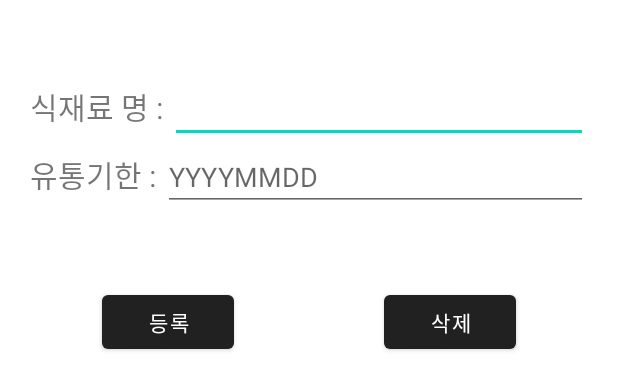
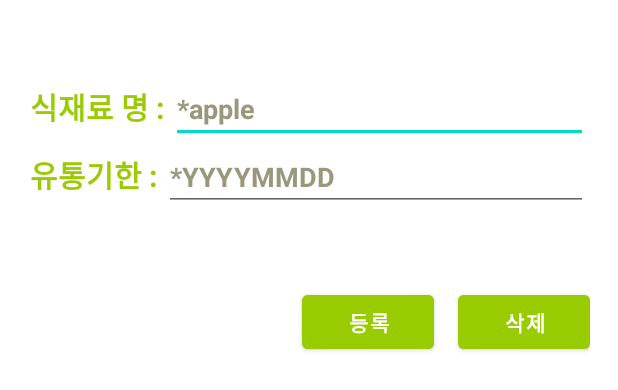
Before and after one commit to jeeun-swu/Guru2, an Android app: the layout activity_reg.xml on its own in the app's theme, with its tools: preview values and no code run, on a phone screen of 412 x 824 dp. Shown: the top 390 px of the screen. Run offline under Robolectric (Android 15) with nearby library versions, the phone set to English and light mode, and no system bars.

Commit message:
~1/29 수정

```diff
--- a/app/src/main/AndroidManifest.xml
+++ b/app/src/main/AndroidManifest.xml
@@ -1,6 +1,7 @@
 <?xml version="1.0" encoding="utf-8"?>
 <manifest xmlns:android="http://schemas.android.com/apk/res/android"
-    xmlns:tools="http://schemas.android.com/tools">
+    xmlns:tools="http://schemas.android.com/tools"
+    >
 
     <uses-permission android:name="android.permission.POST_NOTIFICATIONS" />
     <application
--- a/app/src/main/java/adapters/DdayListAdapter.kt
+++ b/app/src/main/java/adapters/DdayListAdapter.kt
@@ -7,6 +7,7 @@ import android.view.View
 import android.view.ViewGroup
 import android.widget.BaseAdapter
 import android.widget.TextView
+import androidx.core.content.ContextCompat
 
 class DdayListAdapter(private val context: Context, private val ddayItems: List<DdayItem>) : BaseAdapter() {
 
@@ -38,10 +39,10 @@ class DdayListAdapter(private val context: Context, private val ddayItems: List<
 
         // 이미 유통기한이 지난 경우(daysLeft < 0) 글자색을 초록색으로 변경
         if (item.daysLeft < 0) {
-            holder.txtDday.setTextColor(Color.GREEN)
+            holder.txtDday.setTextColor( ContextCompat.getColor(context, R.color.red))
         } else {
             // 기본색(검정 등)으로 설정
-            holder.txtDday.setTextColor(Color.BLACK)
+            holder.txtDday.setTextColor( ContextCompat.getColor(context, R.color.cloudyGreen))
         }
 
         return view
--- a/app/src/main/java/com/example/Singsingbogam/DBManager.kt
+++ b/app/src/main/java/com/example/Singsingbogam/DBManager.kt
@@ -11,7 +11,7 @@ class DBManager(
     version: Int
 ) : SQLiteOpenHelper(context, name, factory, version) {
     override fun onCreate(db: SQLiteDatabase?) {
-        db!!.execSQL("CREATE TABLE personnel (name text, gender text, age INTEGER, tel text)")
+        db!!.execSQL("CREATE TABLE fridgeDB (name text, gender text, age INTEGER, tel text)")
     }
 
     override fun onUpgrade(db: SQLiteDatabase?, oldVersion: Int, newVersion: Int) {
--- a/app/src/main/res/layout/activity_reg.xml
+++ b/app/src/main/res/layout/activity_reg.xml
@@ -21,13 +21,17 @@
             android:layout_width="wrap_content"
             android:layout_height="wrap_content"
             android:text="식재료 명 : "
-            android:textSize="20dp" />
+            android:textColor="@color/green"
+            android:textSize="20dp"
+            android:textStyle="bold" />
 
         <EditText
             android:id="@+id/edtName"
             android:layout_width="wrap_content"
             android:layout_height="wrap_content"
-            android:layout_weight="1" />
+            android:layout_weight="1"
+            android:hint="*apple"
+            android:textColorHint="@color/grey" />
 
     </LinearLayout>
 
@@ -42,36 +46,41 @@
             android:layout_width="wrap_content"
             android:layout_height="wrap_content"
             android:text="유통기한 : "
-            android:textSize="20dp" />
+            android:textColor="@color/green"
+            android:textSize="20dp"
+            android:textStyle="bold" />
 
         <EditText
             android:id="@+id/edtDate"
             android:layout_width="wrap_content"
             android:layout_height="wrap_content"
-            android:hint="YYYYMMDD"
-            android:layout_weight="1" />
+            android:layout_weight="1"
+            android:hint="*YYYYMMDD"
+            android:textColorHint="@color/grey" />
 
     </LinearLayout>
 
     <LinearLayout
-        android:layout_width="match_parent"
+        android:layout_width="393dp"
         android:layout_height="wrap_content"
         android:layout_marginTop="50dp"
-        android:gravity="center"
+        android:gravity="end"
         android:orientation="horizontal">
 
         <Button
             android:id="@+id/btnRegister"
             android:layout_width="wrap_content"
             android:layout_height="wrap_content"
-            android:layout_marginRight="50dp"
+            android:layout_marginRight="8dp"
+            android:backgroundTint="@color/green"
             android:text="등록" />
 
         <Button
             android:id="@+id/btnDelete"
             android:layout_width="wrap_content"
             android:layout_height="wrap_content"
-            android:layout_marginLeft="50dp"
+            android:layout_marginLeft="8dp"
+            android:backgroundTint="@color/green"
             android:text="삭제" />
 
     </LinearLayout>
--- a/app/src/main/res/menu/options_menu.xml
+++ b/app/src/main/res/menu/options_menu.xml
@@ -1,5 +1,6 @@
 <?xml version="1.0" encoding="utf-8"?>
-<menu xmlns:android="http://schemas.android.com/apk/res/android">
+<menu xmlns:android="http://schemas.android.com/apk/res/android"
+    xmlns:app="http://schemas.android.com/apk/res-auto">
     <item
         android:id="@+id/menu_reg"
         android:title="식재료 등록/삭제" />
--- a/app/src/main/res/values/colors.xml
+++ b/app/src/main/res/values/colors.xml
@@ -2,4 +2,10 @@
 <resources>
     <color name="black">#FF000000</color>
     <color name="white">#FFFFFFFF</color>
+    <color name="green">#99CC00</color>
+    <color name="darkGreen">#2E7D32</color>
+    <color name="grey">#99987D</color>
+    <color name="cloudyGreen">#91B193</color>
+    <color name="red">#CE2F2F</color>
+
 </resources>
--- a/app/src/main/res/values/themes.xml
+++ b/app/src/main/res/values/themes.xml
@@ -1,8 +1,20 @@
 <resources xmlns:tools="http://schemas.android.com/tools">
     <!-- Base application theme. -->
+    <style name="MyMenuTextAppearance" parent="@style/TextAppearance.AppCompat.Body1">
+        <!-- 메뉴 글자 색상을 green으로 지정 -->
+        <item name="android:textColor">@color/green</item>
+        <item name="android:textStyle">bold</item> <!-- 볼드 지정 -->
+    </style>
+
     <style name="Base.Theme.Singsingbogam" parent="Theme.MaterialComponents.DayNight.DarkActionBar">
-        <!-- Customize your light theme here. -->
-        <!-- <item name="colorPrimary">@color/my_light_primary</item> -->
+        <!-- 타이틀바(앱이름)색상 -->
+        <item name="colorPrimary">@color/green</item>
+
+        <!-- 메뉴 글씨 색상 및 스타일 변경-->
+        <item name="android:itemBackground">@color/white</item>
+        <item name="android:itemTextAppearance">@style/MyMenuTextAppearance</item>
+        <item name="android:textStyle">bold</item>
+
     </style>
 
     <style name="Theme.CommunityEx3" parent="Base.Theme.Singsingbogam" />
```
Also changed, not shown: app/src/main/java/com/example/Singsingbogam/PostViewActivity.kt (+7 -5 lines), app/src/main/res/layout/activity_login.xml (+30 -7 lines), app/src/main/res/layout/activity_post.xml (+8 -6 lines), app/src/main/res/layout/activity_signup.xml (+31 -12 lines), app/src/main/res/layout/item_dday_list.xml (+8 -5 lines), app/src/main/res/layout/item_post.xml (+4 -4 lines).
